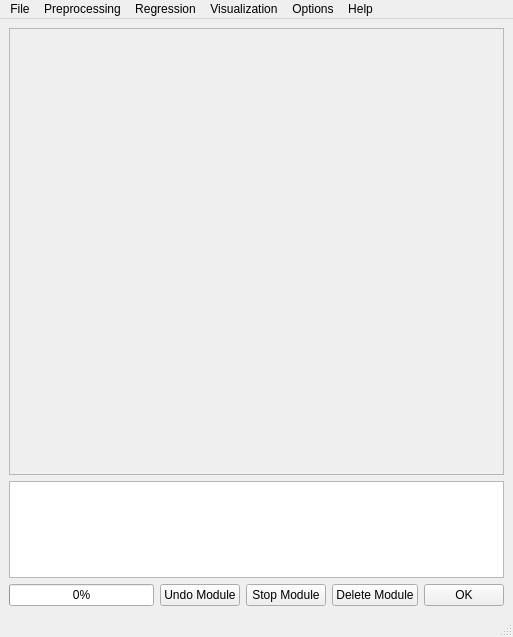
Before: the Qt Designer form ui/MainWindow.ui in tisaconundrum2/PySAT-GUI, drawn with Qt 5.
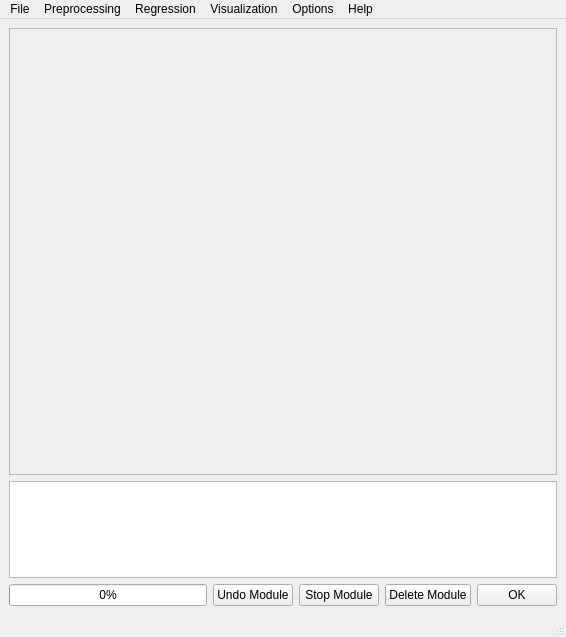
After: the same form once the commit is applied.

Commit message: Make the window bigger

Diff of the .ui file:
```diff
--- a/ui/MainWindow.ui
+++ b/ui/MainWindow.ui
@@ -6,7 +6,7 @@
    <rect>
     <x>0</x>
     <y>0</y>
-    <width>513</width>
+    <width>566</width>
     <height>637</height>
    </rect>
   </property>
@@ -28,7 +28,7 @@
         <rect>
          <x>0</x>
          <y>0</y>
-         <width>493</width>
+         <width>546</width>
          <height>442</height>
         </rect>
        </property>
@@ -129,7 +129,7 @@
     <rect>
      <x>0</x>
      <y>0</y>
-     <width>513</width>
+     <width>566</width>
      <height>21</height>
     </rect>
    </property>
```
The commit also changes 1 other file.
